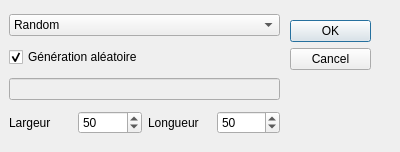
Before: the Qt Designer form WorldXGen/newworlddialog.ui in NicolasEtGuillaume/WorldXGen, drawn with Qt 5.
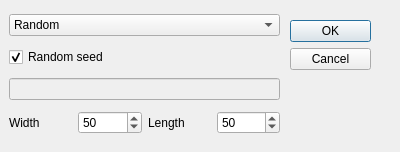
After: the same form once the commit is applied.

Commit message: Quick fix: renamed labels.

```diff
--- a/WorldXGen/newworlddialog.ui
+++ b/WorldXGen/newworlddialog.ui
@@ -67,7 +67,7 @@
        <bool>true</bool>
       </property>
       <property name="text">
-       <string>Génération aléatoire</string>
+       <string>Random seed</string>
       </property>
       <property name="checked">
        <bool>true</bool>
@@ -86,7 +86,7 @@
       <item>
        <widget class="QLabel" name="label">
         <property name="text">
-         <string>Largeur</string>
+         <string>Width</string>
         </property>
        </widget>
       </item>
@@ -103,7 +103,7 @@
       <item>
        <widget class="QLabel" name="label_2">
         <property name="text">
-         <string>Longueur</string>
+         <string>Length</string>
         </property>
        </widget>
       </item>
```
